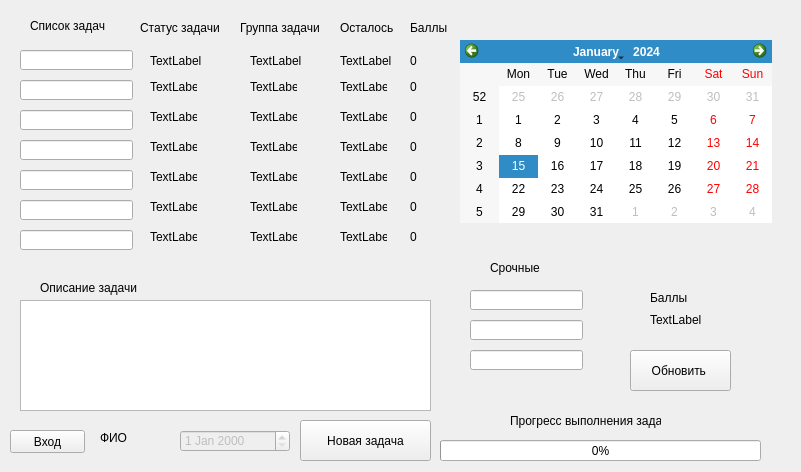
First picture: the form in untitled.ui, repository keregan/Active_staff_motivation_qt, before the edit.
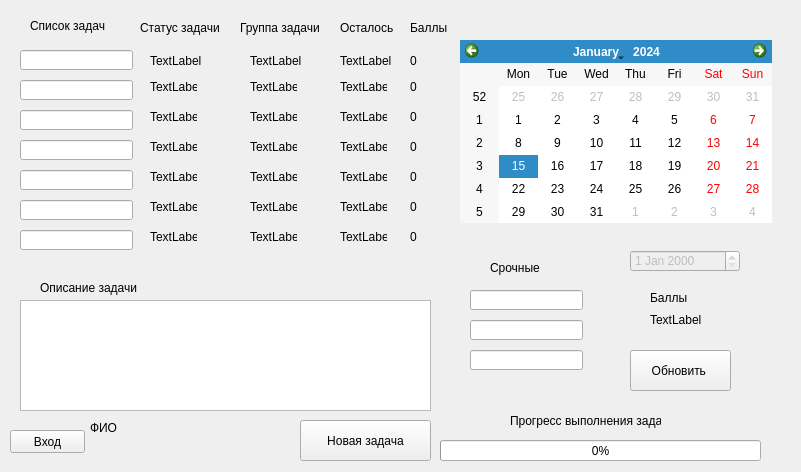
Second picture: the form after the edit.

```diff
--- a/untitled.ui
+++ b/untitled.ui
@@ -68,9 +68,9 @@
    <widget class="QLabel" name="user_data">
     <property name="geometry">
      <rect>
-      <x>100</x>
-      <y>430</y>
-      <width>91</width>
+      <x>90</x>
+      <y>420</y>
+      <width>201</width>
       <height>16</height>
      </rect>
     </property>
@@ -710,8 +710,8 @@
     </property>
     <property name="geometry">
      <rect>
-      <x>180</x>
-      <y>430</y>
+      <x>630</x>
+      <y>250</y>
       <width>110</width>
       <height>22</height>
      </rect>
@@ -733,6 +733,19 @@
      <string>Обновить </string>
     </property>
    </widget>
+   <widget class="QLabel" name="position">
+    <property name="geometry">
+     <rect>
+      <x>140</x>
+      <y>440</y>
+      <width>101</width>
+      <height>16</height>
+     </rect>
+    </property>
+    <property name="text">
+     <string/>
+    </property>
+   </widget>
   </widget>
  </widget>
  <resources/>
```
Left out of the diff: 2 changed lines with no effect on the pictures.
